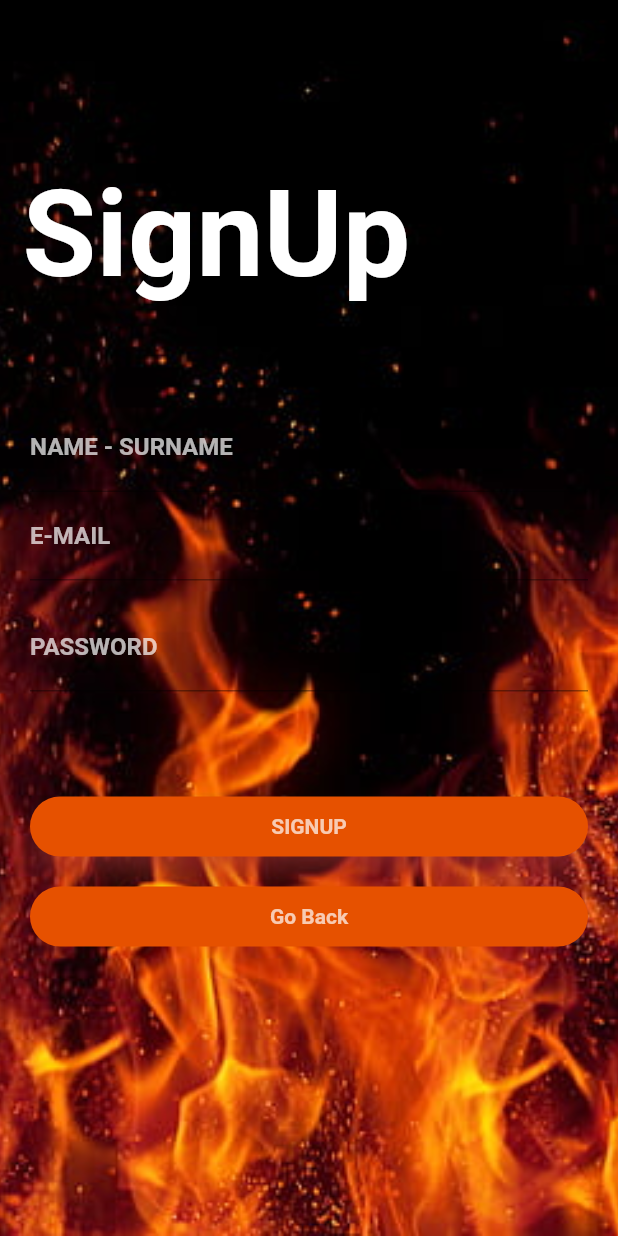
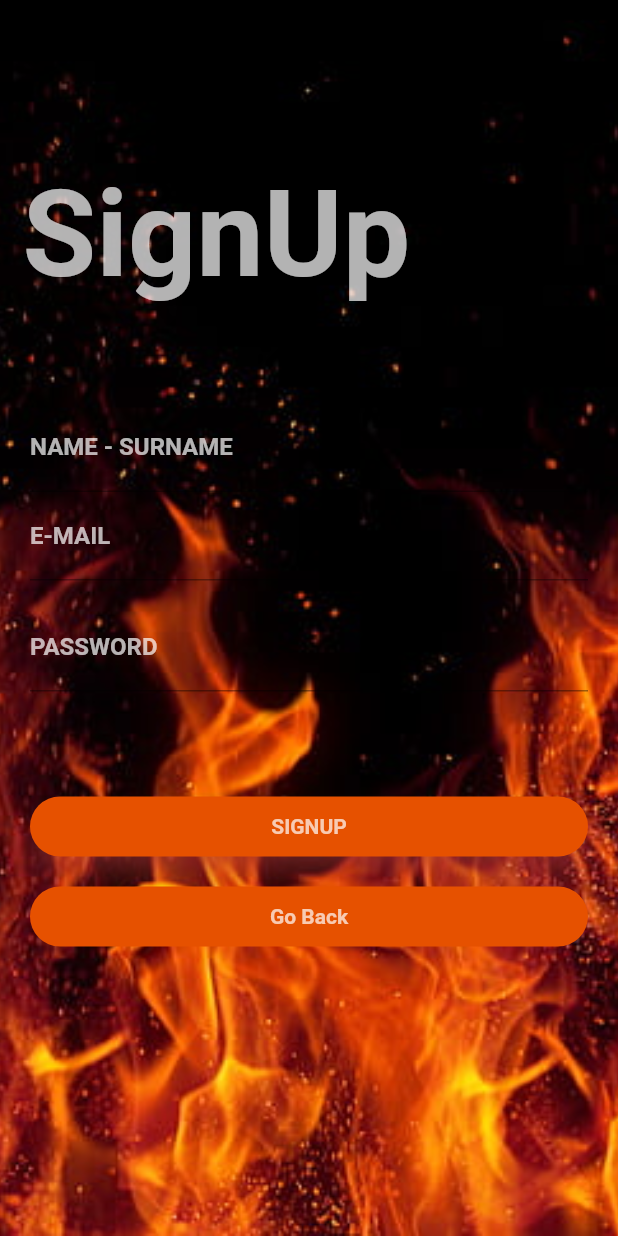
Before and after one commit to MrVenKen/Flutter-LoginScreen-UI, a Flutter app: the SignUpPage screen opened by its route, on a phone screen of 412 x 824 dp. Run offline on Flutter 3.47's test engine with Material 2 defaults, Android fonts, the phone set to English and light mode, and no system bars; Roboto replaces fonts that are missing (Montserrat).

Commit message:
Update sign_up.dart

```diff
--- a/lib/sign_up.dart
+++ b/lib/sign_up.dart
@@ -22,7 +22,7 @@ class SignUpPage extends StatelessWidget {
                     child: Text(
                       'SignUp',
                       style: TextStyle(
-                        color: Colors.white,
+                        color: Colors.white70,
                         fontSize: 80.0,
                         fontWeight: FontWeight.bold,
                       ),
```
